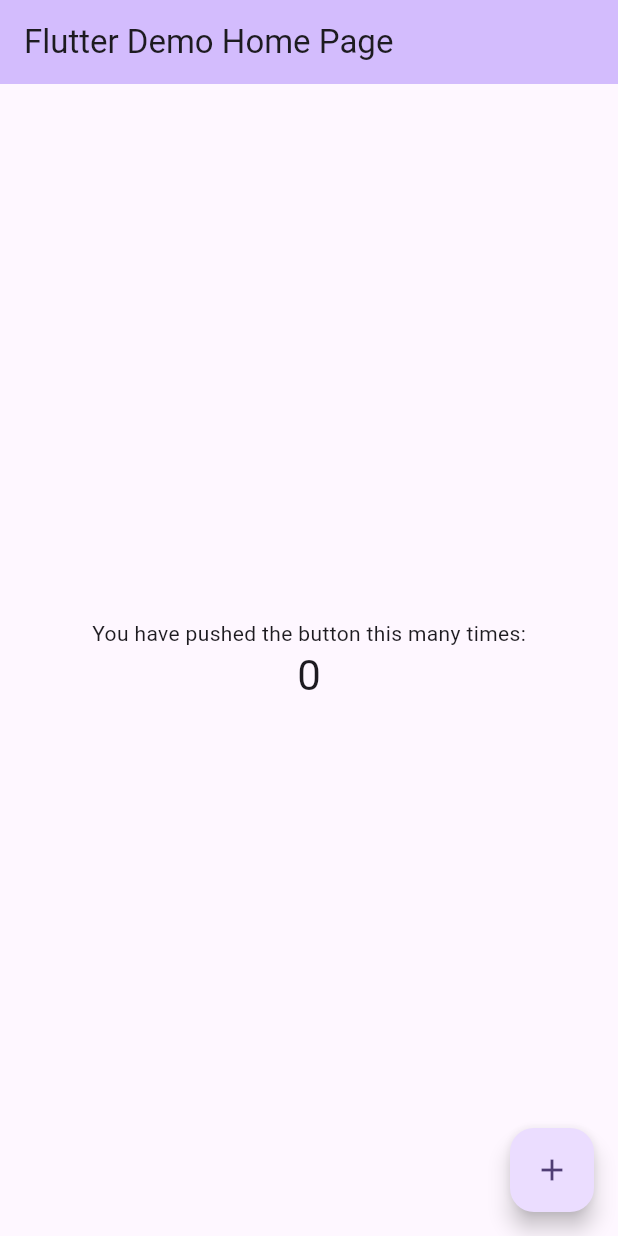
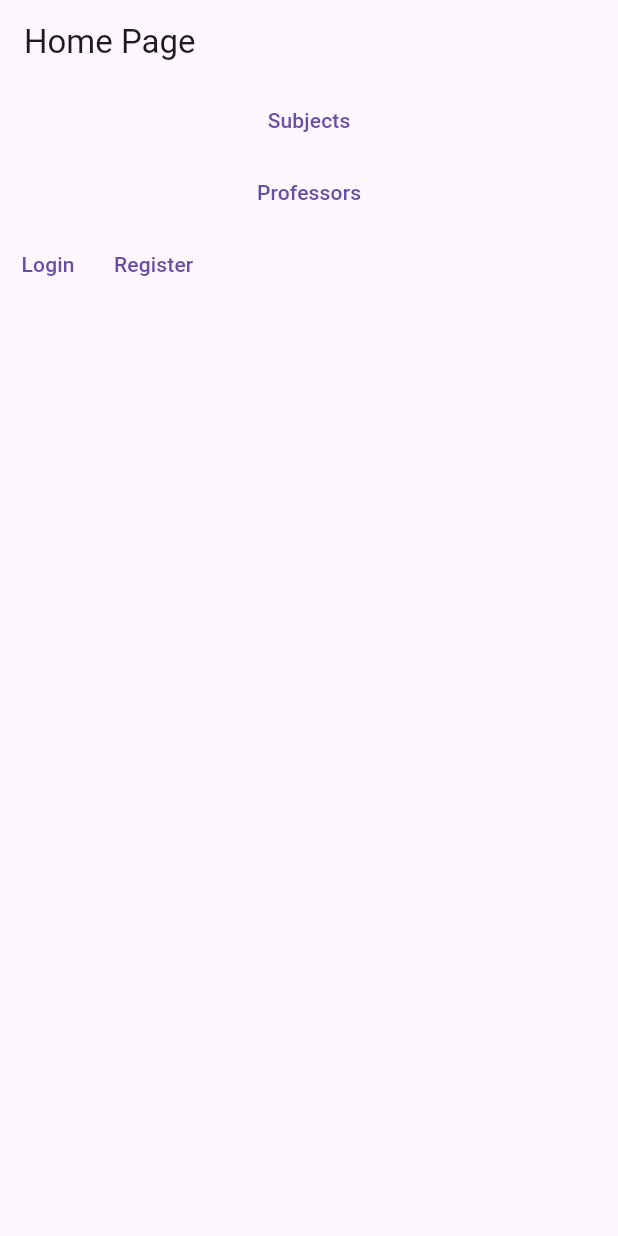
Before and after one commit to BadzoNik/FinkiAid, a Flutter app: the screen it shows after launch, on a phone screen of 412 x 824 dp. Run offline on Flutter 3.47's test engine with Material 3 defaults, Android fonts, the phone set to English and light mode, and no system bars.

Commit message:
listing all subjects and professors

```diff
--- /dev/null
+++ b/lib/ExternalLinks.dart
@@ -0,0 +1,10 @@
+
+import 'package:finkiaid/ProfessorsScreen.dart';
+import 'package:finkiaid/SubjectsScreen.dart';
+
+class Links {
+  static String PROFESSORS_LINK
+      = "https://finki.ukim.mk/mk/staff-list/kadar/nastaven-kadar";
+  static String SUBJECTS_LINK
+      = "https://docs.google.com/spreadsheets/d/e/2PACX-1vQ1c3jAK_nBMihBA_yrJnguZsumNf06UvpcWGWWkNZpZsU0nba74Yqv-MJqyLAZF5WGlfgk4vNLvPS3/pubhtml?gid=509405520#";
+}
--- /dev/null
+++ b/lib/HomePage.dart
@@ -0,0 +1,79 @@
+import 'package:flutter/material.dart';
+
+import 'LoginScreen.dart';
+import 'ProfessorsScreen.dart';
+import 'RegisterScreen.dart';
+import 'SubjectsScreen.dart';
+
+
+class HomePage extends StatefulWidget {
+  const HomePage({super.key});
+
+  @override
+  State<HomePage> createState() => _HomePageState();
+}
+
+class _HomePageState extends State<HomePage> {
+  @override
+  Widget build(BuildContext context) {
+    return Scaffold(
+      appBar: AppBar(
+        title: const Text('Home Page'),
+      ),
+      body: Center(
+        child: Column(
+          children: [
+            TextButton(
+                onPressed: () {
+                  Navigator.push(
+                      context,
+                      MaterialPageRoute(
+                          builder: (context) => const SubjectsScreen()
+                      )
+                  );
+                },
+                child: const Text('Subjects')
+            ),
+            TextButton(
+                onPressed: () {
+                  Navigator.push(
+                    context,
+                    MaterialPageRoute(
+                        builder: (context) => const ProfessorsScreen()
+                    )
+                  );
+                },
+                child: const Text('Professors')
+            ),
+            Row(
+              children: [
+                TextButton(
+                    onPressed: () {
+                      Navigator.push(
+                          context,
+                          MaterialPageRoute(
+                              builder: (context) => const LoginScreen()
+                          )
+                      );
+                    },
+                    child: const Text('Login')
+                ),
+                TextButton(
+                    onPressed: () {
+                      Navigator.push(
+                          context,
+                          MaterialPageRoute(
+                              builder: (context) => const RegisterScreen()
+                          )
+                      );
+                    },
+                    child: const Text('Register')
+                )
+              ],
+            ),
+          ],
+        )
+      ),
+    );
+  }
+}
--- a/lib/main.dart
+++ b/lib/main.dart
@@ -1,4 +1,6 @@
 import 'package:flutter/material.dart';
+
+import 'HomePage.dart';
 
 void main() {
   runApp(const MyApp());
@@ -13,113 +15,8 @@ class MyApp extends StatelessWidget {
     return MaterialApp(
       title: 'Flutter Demo',
       theme: ThemeData(
-        // This is the theme of your application.
-        //
-        // TRY THIS: Try running your application with "flutter run". You'll see
-        // the application has a purple toolbar. Then, without quitting the app,
-        // try changing the seedColor in the colorScheme below to Colors.green
-        // and then invoke "hot reload" (save your changes or press the "hot
-        // reload" button in a Flutter-supported IDE, or press "r" if you used
-        // the command line to start the app).
-        //
-        // Notice that the counter didn't reset back to zero; the application
-        // state is not lost during the reload. To reset the state, use hot
-        // restart instead.
-        //
-        // This works for code too, not just values: Most code changes can be
-        // tested with just a hot reload.
-        colorScheme: ColorScheme.fromSeed(seedColor: Colors.deepPurple),
-        useMaterial3: true,
       ),
-      home: const MyHomePage(title: 'Flutter Demo Home Page'),
+      home: const HomePage(),
     );
   }
 }
-
-class MyHomePage extends StatefulWidget {
-  const MyHomePage({super.key, required this.title});
-
-  // This widget is the home page of your application. It is stateful, meaning
-  // that it has a State object (defined below) that contains fields that affect
-  // how it looks.
-
-  // This class is the configuration for the state. It holds the values (in this
-  // case the title) provided by the parent (in this case the App widget) and
-  // used by the build method of the State. Fields in a Widget subclass are
-  // always marked "final".
-
-  final String title;
-
-  @override
-  State<MyHomePage> createState() => _MyHomePageState();
-}
-
-class _MyHomePageState extends State<MyHomePage> {
-  int _counter = 0;
-
-  void _incrementCounter() {
-    setState(() {
-      // This call to setState tells the Flutter framework that something has
-      // changed in this State, which causes it to rerun the build method below
-      // so that the display can reflect the updated values. If we changed
-      // _counter without calling setState(), then the build method would not be
-      // called again, and so nothing would appear to happen.
-      _counter++;
-    });
-  }
-
-  @override
-  Widget build(BuildContext context) {
-    // This method is rerun every time setState is called, for instance as done
-    // by the _incrementCounter method above.
-    //
-    // The Flutter framework has been optimized to make rerunning build methods
-    // fast, so that you can just rebuild anything that needs updating rather
-    // than having to individually change instances of widgets.
-    return Scaffold(
-      appBar: AppBar(
-        // TRY THIS: Try changing the color here to a specific color (to
-        // Colors.amber, perhaps?) and trigger a hot reload to see the AppBar
-        // change color while the other colors stay the same.
-        backgroundColor: Theme.of(context).colorScheme.inversePrimary,
-        // Here we take the value from the MyHomePage object that was created by
-        // the App.build method, and use it to set our appbar title.
-        title: Text(widget.title),
-      ),
-      body: Center(
-        // Center is a layout widget. It takes a single child and positions it
-        // in the middle of the parent.
-        child: Column(
-          // Column is also a layout widget. It takes a list of children and
-          // arranges them vertically. By default, it sizes itself to fit its
-          // children horizontally, and tries to be as tall as its parent.
-          //
-          // Column has various properties to control how it sizes itself and
-          // how it positions its children. Here we use mainAxisAlignment to
-          // center the children vertically; the main axis here is the vertical
-          // axis because Columns are vertical (the cross axis would be
-          // horizontal).
-          //
-          // TRY THIS: Invoke "debug painting" (choose the "Toggle Debug Paint"
-          // action in the IDE, or press "p" in the console), to see the
-          // wireframe for each widget.
-          mainAxisAlignment: MainAxisAlignment.center,
-          children: <Widget>[
-            const Text(
-              'You have pushed the button this many times:',
-            ),
-            Text(
-              '$_counter',
-              style: Theme.of(context).textTheme.headlineMedium,
-            ),
-          ],
-        ),
-      ),
-      floatingActionButton: FloatingActionButton(
-        onPressed: _incrementCounter,
-        tooltip: 'Increment',
-        child: const Icon(Icons.add),
-      ), // This trailing comma makes auto-formatting nicer for build methods.
-    );
-  }
-}
```
Also changed, not shown: lib/LoginScreen.dart (added, +23 -0 lines), lib/ProfessorsScreen.dart (added, +102 -0 lines), lib/RegisterScreen.dart (added, +23 -0 lines), lib/SubjectsScreen.dart (added, +98 -0 lines).
